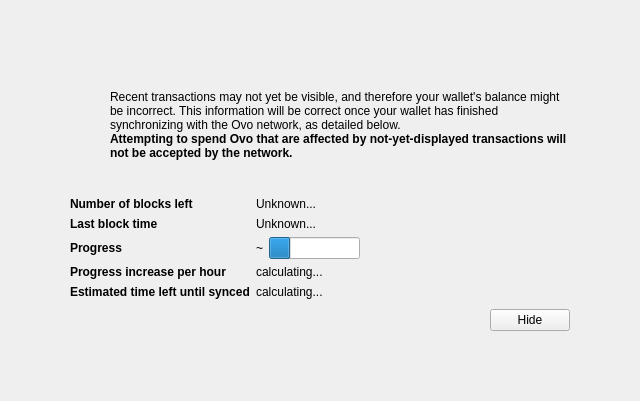
First picture: the form in src/qt/forms/modaloverlay.ui, repository minblock/compute, before the edit.
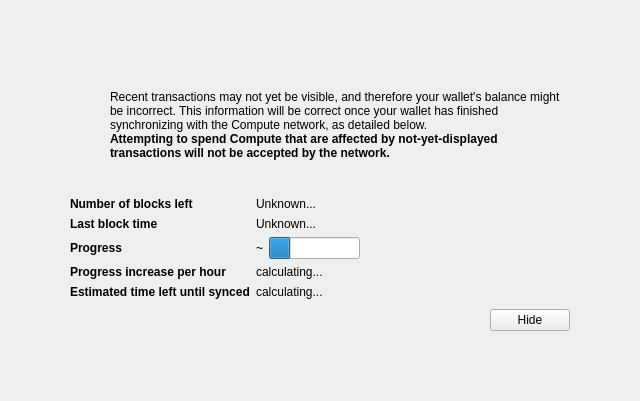
Second picture: the form after the edit. Icons and pictures are not drawn. Custom widgets are drawn as their Qt base class.

```diff
--- a/src/qt/forms/modaloverlay.ui
+++ b/src/qt/forms/modaloverlay.ui
@@ -128,7 +128,7 @@
              <item>
               <widget class="QLabel" name="infoText">
                <property name="text">
-                <string>Recent transactions may not yet be visible, and therefore your wallet's balance might be incorrect. This information will be correct once your wallet has finished synchronizing with the Ovo network, as detailed below.</string>
+                <string>Recent transactions may not yet be visible, and therefore your wallet's balance might be incorrect. This information will be correct once your wallet has finished synchronizing with the Compute network, as detailed below.</string>
                </property>
                <property name="textFormat">
                 <enum>Qt::RichText</enum>
@@ -147,7 +147,7 @@
                 </font>
                </property>
                <property name="text">
-                <string>Attempting to spend Ovo that are affected by not-yet-displayed transactions will not be accepted by the network.</string>
+                <string>Attempting to spend Compute that are affected by not-yet-displayed transactions will not be accepted by the network.</string>
                </property>
                <property name="textFormat">
                 <enum>Qt::RichText</enum>
```
